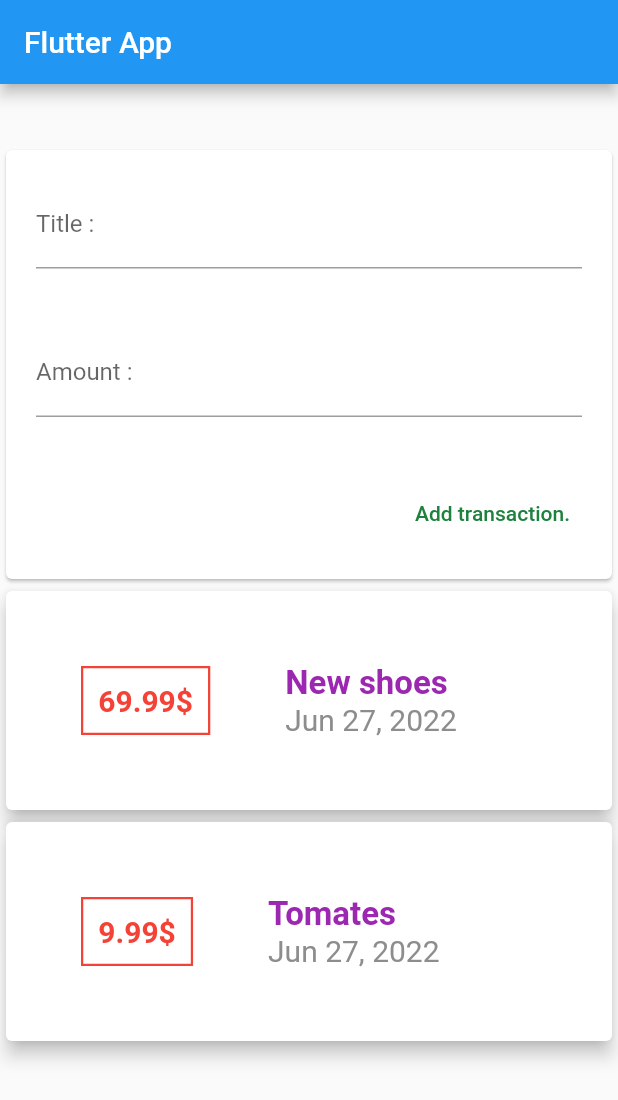
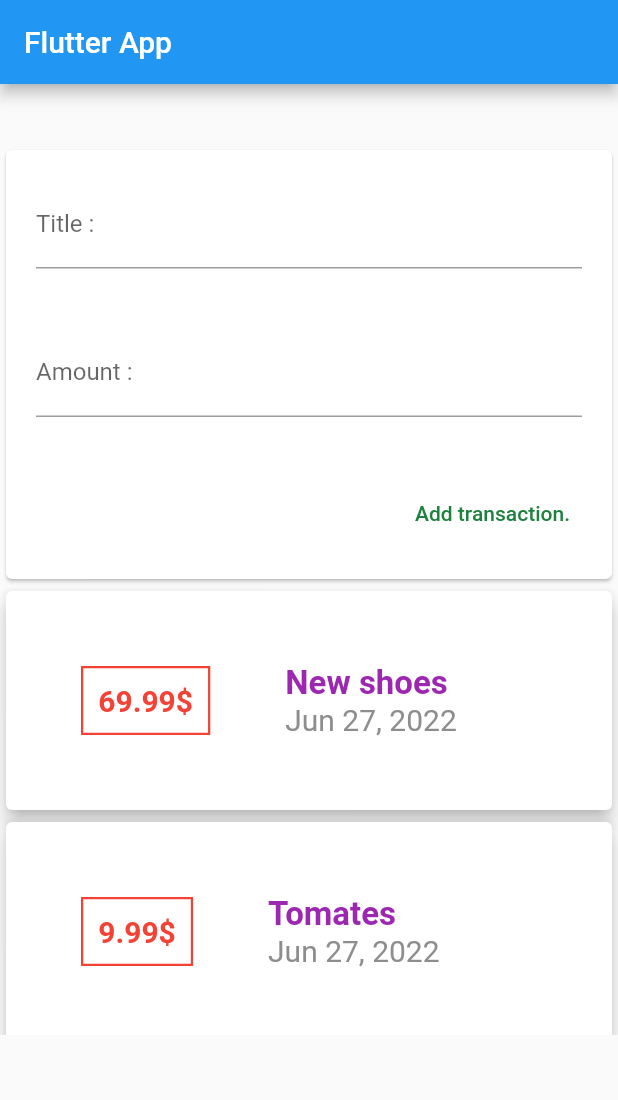
Before and after one commit to JAMALEEY/Flutter-BootCamp, a Flutter app: the screen it shows after launch, on a phone screen of 412 x 824 dp. Shown: the top 1100 px of the screen. Run offline on Flutter 3.47's test engine with Material 2 defaults, Android fonts, the phone set to English and light mode, and no system bars.

Commit message:
Add ListView

```diff
--- a/expensses/lib/main.dart
+++ b/expensses/lib/main.dart
@@ -25,8 +25,7 @@ class MyHomePage extends StatelessWidget {
       appBar: AppBar(
         title: Text('Flutter App'),
       ),
-      body: SingleChildScrollView(
-        child: Center(
+      body: Center(
         child: Column(
           // mainAxisAlignment: MainAxisAlignment.start,
           // crossAxisAlignment: CrossAxisAlignment.center,
@@ -41,7 +40,6 @@ class MyHomePage extends StatelessWidget {
           ],
         ),
       ),
-      ),
     );
   }
 }
--- a/expensses/lib/widgets/transaction_list.dart
+++ b/expensses/lib/widgets/transaction_list.dart
@@ -9,7 +9,9 @@ class TransactionList extends StatelessWidget {
 
   @override
   Widget build(BuildContext context) {
-    return Column(
+    return Container(
+      height: 300,
+      child: ListView(
         children: transactions
             .map(
               (tx) => Card(
@@ -58,6 +60,7 @@ class TransactionList extends StatelessWidget {
               ),
             )
             .toList(),
+      ),
     );
   }
 }
```
Lines whose indentation alone changed are shown as unchanged.
